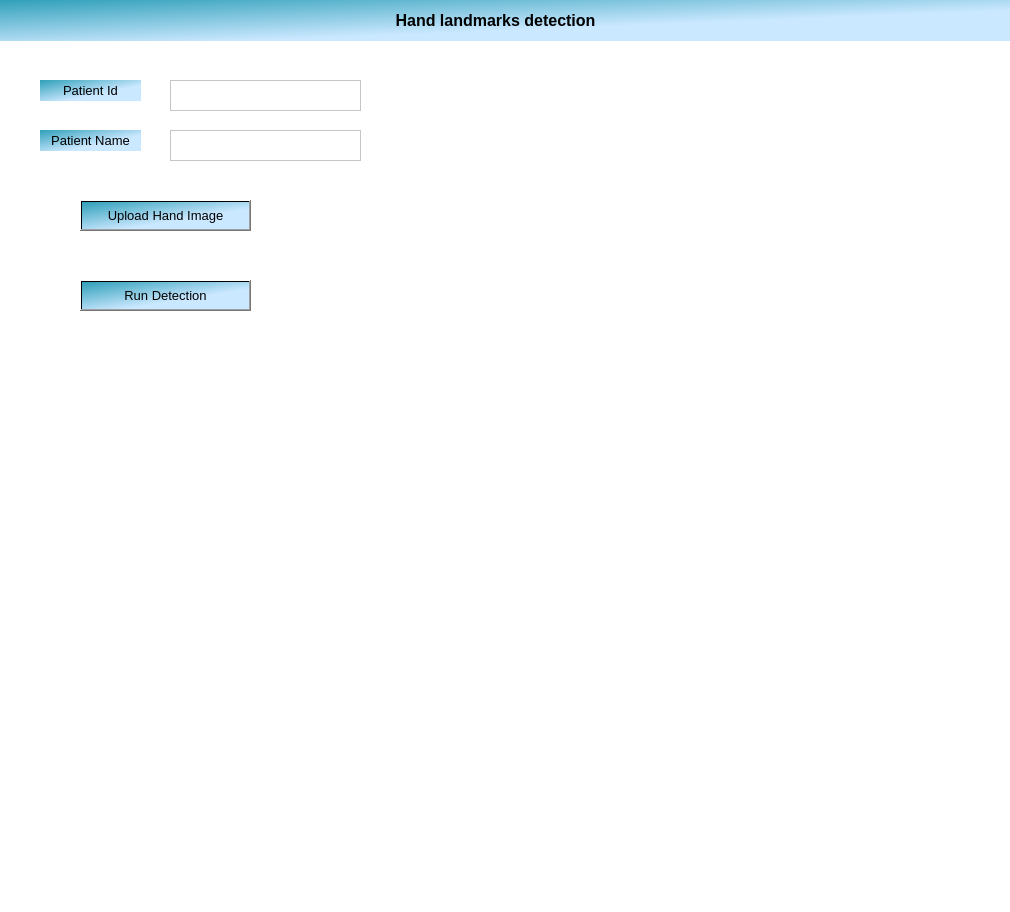
Before: the Qt Designer form HandDetection/Layout.ui in sumedhasaxena/HandLandmarkDetection, drawn with Qt 5.
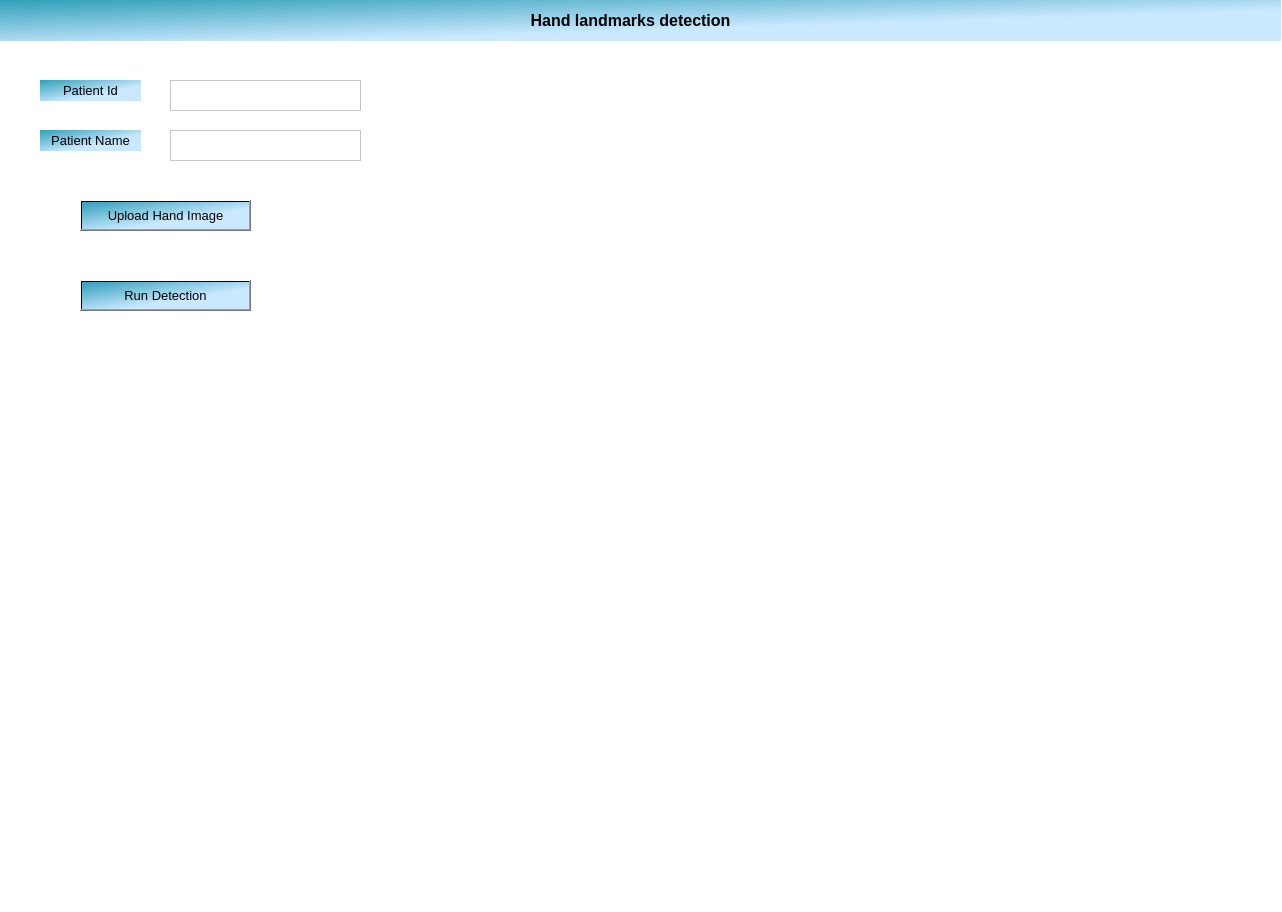
After: the same form once the commit is applied. Icons and pictures are not drawn.

Diff of the .ui file:
```diff
--- a/HandDetection/Layout.ui
+++ b/HandDetection/Layout.ui
@@ -6,7 +6,7 @@
    <rect>
     <x>0</x>
     <y>0</y>
-    <width>1010</width>
+    <width>1282</width>
     <height>912</height>
    </rect>
   </property>
@@ -23,7 +23,7 @@
      <rect>
       <x>-20</x>
       <y>0</y>
-      <width>1031</width>
+      <width>1301</width>
       <height>41</height>
      </rect>
     </property>
@@ -154,9 +154,9 @@
     <property name="geometry">
      <rect>
       <x>400</x>
-      <y>90</y>
-      <width>601</width>
-      <height>761</height>
+      <y>80</y>
+      <width>881</width>
+      <height>771</height>
      </rect>
     </property>
     <property name="sizePolicy">
@@ -175,7 +175,7 @@
      <bool>true</bool>
     </property>
     <property name="alignment">
-     <set>Qt::AlignCenter</set>
+     <set>Qt::AlignLeading|Qt::AlignLeft|Qt::AlignVCenter</set>
     </property>
    </widget>
    <widget class="QPushButton" name="pushButton_2">
```
Left out of the diff: 12 changed lines with no effect on the pictures.
